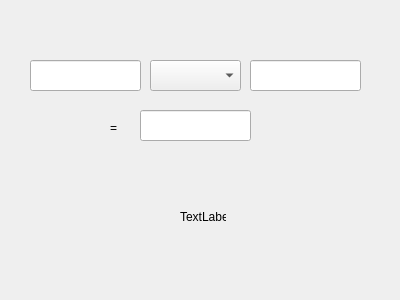
This is Units/Temperature/temperature.ui in ITAAcademy/ITAInformator as Qt 5 draws it before an edit. The edited form follows.
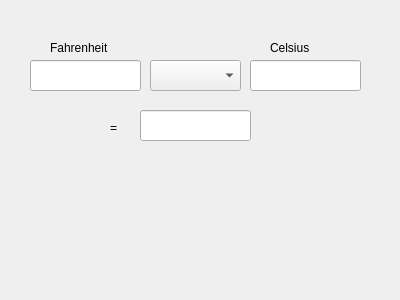
This is the edited form.

Diff of the .ui file:
```diff
--- a/Units/Temperature/temperature.ui
+++ b/Units/Temperature/temperature.ui
@@ -69,14 +69,27 @@
   <widget class="QLabel" name="label_2">
    <property name="geometry">
     <rect>
-     <x>180</x>
-     <y>210</y>
-     <width>46</width>
-     <height>13</height>
+     <x>50</x>
+     <y>40</y>
+     <width>71</width>
+     <height>16</height>
     </rect>
    </property>
    <property name="text">
-    <string>TextLabel</string>
+    <string>Fahrenheit</string>
+   </property>
+  </widget>
+  <widget class="QLabel" name="label_Right">
+   <property name="geometry">
+    <rect>
+     <x>270</x>
+     <y>40</y>
+     <width>61</width>
+     <height>16</height>
+    </rect>
+   </property>
+   <property name="text">
+    <string>Celsius</string>
    </property>
   </widget>
  </widget>
```
Left out of the diff: 2 changed lines with no effect on the pictures.
